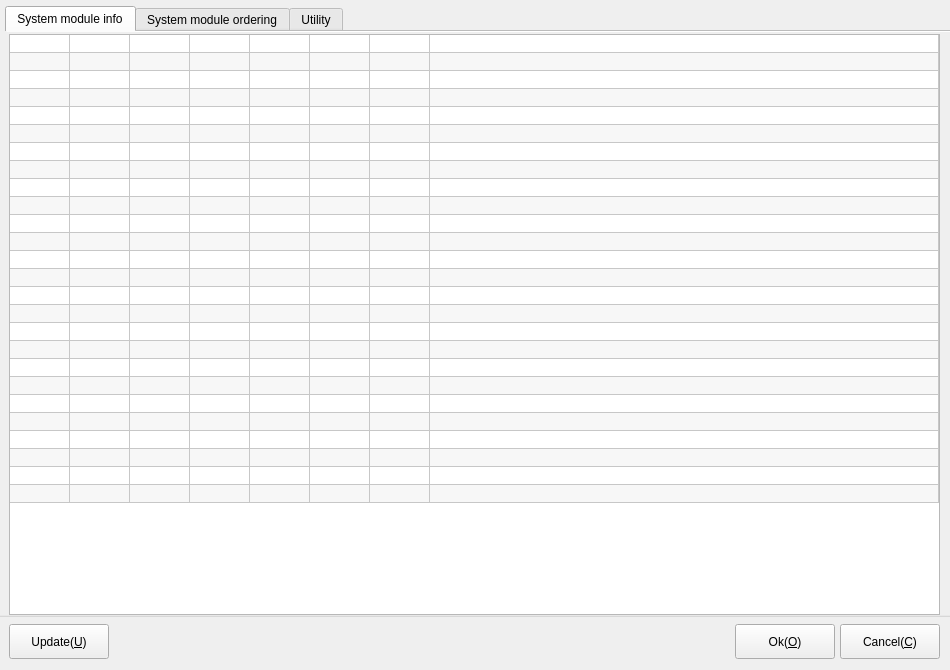
Before: the Qt Designer form src/QCPF_Plugins/QCPF_SystemManager/SystemManager.ui in Jamie-tong/QCPFrame, drawn with Qt 5.
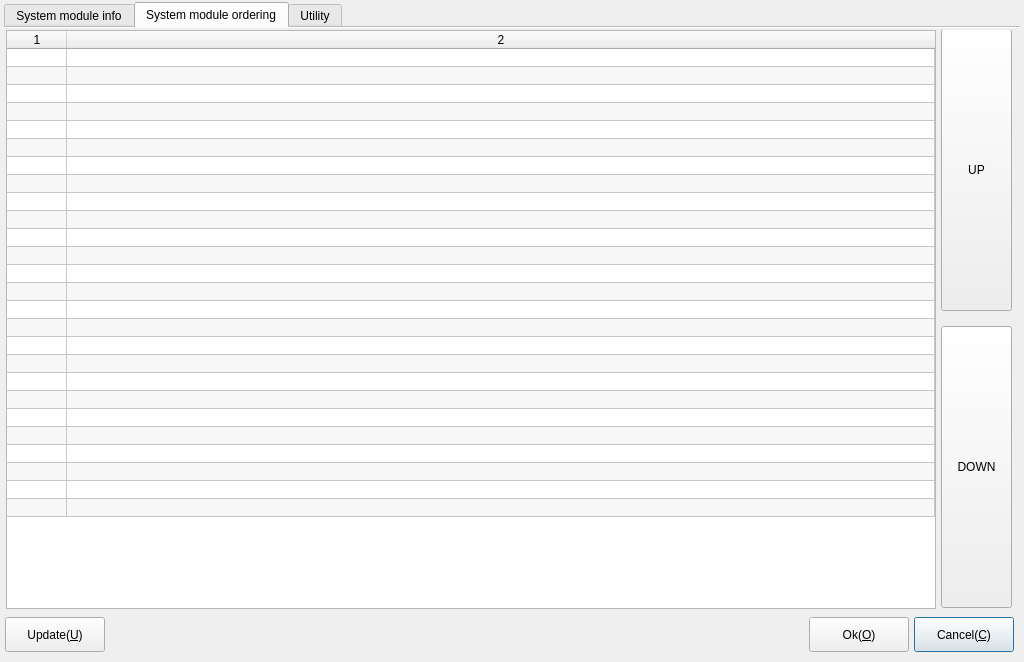
After: the same form once the commit is applied. The open tabs and pages were chosen to show the change. Icons and pictures are not drawn.

Commit message: plugin ui layout is optimized, core and view to 1.0.0.6

Patch:
```diff
--- a/src/QCPF_Plugins/QCPF_SystemManager/SystemManager.ui
+++ b/src/QCPF_Plugins/QCPF_SystemManager/SystemManager.ui
@@ -6,8 +6,8 @@
    <rect>
     <x>0</x>
     <y>0</y>
-    <width>950</width>
-    <height>670</height>
+    <width>1024</width>
+    <height>662</height>
    </rect>
   </property>
   <property name="windowTitle">
@@ -17,15 +17,108 @@
    <iconset>
     <normaloff>:/tool/icons/Images/config.png</normaloff>:/tool/icons/Images/config.png</iconset>
   </property>
-  <widget class="QTabWidget" name="tabPlugin_Sort">
+  <layout class="QGridLayout" name="gridLayout_6">
+   <property name="leftMargin">
+    <number>4</number>
+   </property>
+   <property name="topMargin">
+    <number>2</number>
+   </property>
+   <property name="rightMargin">
+    <number>4</number>
+   </property>
+   <property name="bottomMargin">
+    <number>6</number>
+   </property>
+   <property name="spacing">
+    <number>2</number>
+   </property>
+   <item row="0" column="0">
+    <layout class="QGridLayout" name="gridLayout_5" rowminimumheight="0,43">
+     <item row="1" column="0">
+      <layout class="QGridLayout" name="gridLayout" columnminimumwidth="110,0,216">
+       <item row="0" column="1">
+        <spacer name="horizontalSpacer">
+         <property name="orientation">
+          <enum>Qt::Horizontal</enum>
+         </property>
+         <property name="sizeHint" stdset="0">
+          <size>
+           <width>40</width>
+           <height>20</height>
+          </size>
+         </property>
+        </spacer>
+       </item>
+       <item row="0" column="2">
+        <widget class="QWidget" name="widget_2" native="true">
+         <widget class="QPushButton" name="btnCancel">
+          <property name="geometry">
+           <rect>
+            <x>110</x>
+            <y>4</y>
+            <width>100</width>
+            <height>35</height>
+           </rect>
+          </property>
+          <property name="minimumSize">
+           <size>
+            <width>0</width>
+            <height>35</height>
+           </size>
+          </property>
+          <property name="text">
+           <string>Cancel(&amp;C)</string>
+          </property>
+         </widget>
+         <widget class="QPushButton" name="btnOk">
    <property name="geometry">
     <rect>
      <x>5</x>
-     <y>6</y>
-     <width>961</width>
-     <height>611</height>
-    </rect>
-   </property>
+            <y>4</y>
+            <width>100</width>
+            <height>35</height>
+           </rect>
+          </property>
+          <property name="minimumSize">
+           <size>
+            <width>0</width>
+            <height>35</height>
+           </size>
+          </property>
+          <property name="text">
+           <string>Ok(&amp;O)</string>
+          </property>
+         </widget>
+        </widget>
+       </item>
+       <item row="0" column="0">
+        <widget class="QWidget" name="widget" native="true">
+         <widget class="QPushButton" name="btnUpdate">
+          <property name="geometry">
+           <rect>
+            <x>1</x>
+            <y>4</y>
+            <width>100</width>
+            <height>35</height>
+           </rect>
+          </property>
+          <property name="minimumSize">
+           <size>
+            <width>0</width>
+            <height>35</height>
+           </size>
+          </property>
+          <property name="text">
+           <string>Update(&amp;U)</string>
+          </property>
+         </widget>
+        </widget>
+       </item>
+      </layout>
+     </item>
+     <item row="0" column="0">
+      <widget class="QTabWidget" name="tabPlugin_Sort">
    <property name="currentIndex">
     <number>0</number>
    </property>
@@ -39,15 +132,24 @@
     <attribute name="title">
      <string>System module info</string>
     </attribute>
+        <layout class="QGridLayout" name="gridLayout_2">
+         <property name="leftMargin">
+          <number>2</number>
+         </property>
+         <property name="topMargin">
+          <number>2</number>
+         </property>
+         <property name="rightMargin">
+          <number>6</number>
+         </property>
+         <property name="bottomMargin">
+          <number>2</number>
+         </property>
+         <property name="spacing">
+          <number>2</number>
+         </property>
+         <item row="0" column="0">
     <widget class="QTableWidget" name="tablePluginLst">
-     <property name="geometry">
-      <rect>
-       <x>4</x>
-       <y>2</y>
-       <width>931</width>
-       <height>581</height>
-      </rect>
-     </property>
      <property name="mouseTracking">
       <bool>false</bool>
      </property>
@@ -161,131 +263,43 @@
      <column/>
      <column/>
     </widget>
-   </widget>
-   <widget class="QWidget" name="tab_2">
+         </item>
+        </layout>
+       </widget>
+       <widget class="QWidget" name="tabOrder">
     <attribute name="title">
      <string>System module ordering</string>
     </attribute>
-    <widget class="QTableWidget" name="tableOrigPluginsSort">
-     <property name="geometry">
-      <rect>
-       <x>2</x>
-       <y>2</y>
-       <width>861</width>
-       <height>581</height>
-      </rect>
-     </property>
-     <property name="mouseTracking">
-      <bool>false</bool>
-     </property>
-     <property name="autoFillBackground">
-      <bool>false</bool>
-     </property>
-     <property name="styleSheet">
-      <string notr="true"/>
-     </property>
-     <property name="frameShape">
-      <enum>QFrame::StyledPanel</enum>
-     </property>
-     <property name="frameShadow">
-      <enum>QFrame::Plain</enum>
-     </property>
-     <property name="autoScroll">
-      <bool>true</bool>
-     </property>
-     <property name="showDropIndicator" stdset="0">
-      <bool>true</bool>
-     </property>
-     <property name="alternatingRowColors">
-      <bool>true</bool>
-     </property>
-     <property name="selectionMode">
-      <enum>QAbstractItemView::MultiSelection</enum>
-     </property>
-     <property name="selectionBehavior">
-      <enum>QAbstractItemView::SelectRows</enum>
-     </property>
-     <property name="showGrid">
-      <bool>true</bool>
-     </property>
-     <property name="gridStyle">
-      <enum>Qt::SolidLine</enum>
-     </property>
-     <property name="wordWrap">
-      <bool>true</bool>
-     </property>
-     <property name="rowCount">
-      <number>26</number>
-     </property>
-     <property name="columnCount">
+        <layout class="QGridLayout" name="gridLayout_4">
+         <property name="leftMargin">
+          <number>2</number>
+         </property>
+         <property name="topMargin">
+          <number>2</number>
+         </property>
+         <property name="rightMargin">
+          <number>2</number>
+         </property>
+         <property name="bottomMargin">
+          <number>2</number>
+         </property>
+         <property name="spacing">
+          <number>2</number>
+         </property>
+         <item row="0" column="0">
+          <layout class="QGridLayout" name="gridLayout_3" columnminimumwidth="0,80">
+           <property name="spacing">
       <number>2</number>
      </property>
-     <attribute name="horizontalHeaderCascadingSectionResizes">
-      <bool>false</bool>
-     </attribute>
-     <attribute name="horizontalHeaderDefaultSectionSize">
-      <number>60</number>
-     </attribute>
-     <attribute name="horizontalHeaderShowSortIndicator" stdset="0">
-      <bool>false</bool>
-     </attribute>
-     <attribute name="horizontalHeaderStretchLastSection">
-      <bool>true</bool>
-     </attribute>
-     <attribute name="verticalHeaderVisible">
-      <bool>false</bool>
-     </attribute>
-     <attribute name="verticalHeaderCascadingSectionResizes">
-      <bool>false</bool>
-     </attribute>
-     <attribute name="verticalHeaderMinimumSectionSize">
-      <number>18</number>
-     </attribute>
-     <attribute name="verticalHeaderDefaultSectionSize">
-      <number>18</number>
-     </attribute>
-     <attribute name="verticalHeaderShowSortIndicator" stdset="0">
-      <bool>false</bool>
-     </attribute>
-     <attribute name="verticalHeaderStretchLastSection">
-      <bool>false</bool>
-     </attribute>
-     <row/>
-     <row/>
-     <row/>
-     <row/>
-     <row/>
-     <row/>
-     <row/>
-     <row/>
-     <row/>
-     <row/>
-     <row/>
-     <row/>
-     <row/>
-     <row/>
-     <row/>
-     <row/>
-     <row/>
-     <row/>
-     <row/>
-     <row/>
-     <row/>
-     <row/>
-     <row/>
-     <row/>
-     <row/>
-     <row/>
-     <column/>
-     <column/>
-    </widget>
+           <item row="0" column="1">
+            <widget class="QWidget" name="widget_3" native="true">
     <widget class="QPushButton" name="btnOrigPluginMoveDown">
      <property name="geometry">
       <rect>
-       <x>869</x>
-       <y>293</y>
+                <x>3</x>
+                <y>296</y>
        <width>71</width>
-       <height>291</height>
+                <height>282</height>
       </rect>
      </property>
      <property name="text">
@@ -295,10 +309,10 @@
     <widget class="QPushButton" name="btnOrigPluginMoveUp">
      <property name="geometry">
       <rect>
-       <x>869</x>
-       <y>1</y>
+                <x>3</x>
+                <y>-1</y>
        <width>71</width>
-       <height>291</height>
+                <height>282</height>
       </rect>
      </property>
      <property name="text">
@@ -306,6 +320,118 @@
      </property>
     </widget>
    </widget>
+           </item>
+           <item row="0" column="0">
+            <widget class="QTableWidget" name="tableOrigPluginsSort">
+             <property name="mouseTracking">
+              <bool>false</bool>
+             </property>
+             <property name="autoFillBackground">
+              <bool>false</bool>
+             </property>
+             <property name="styleSheet">
+              <string notr="true"/>
+             </property>
+             <property name="frameShape">
+              <enum>QFrame::StyledPanel</enum>
+             </property>
+             <property name="frameShadow">
+              <enum>QFrame::Plain</enum>
+             </property>
+             <property name="autoScroll">
+              <bool>true</bool>
+             </property>
+             <property name="showDropIndicator" stdset="0">
+              <bool>true</bool>
+             </property>
+             <property name="alternatingRowColors">
+              <bool>true</bool>
+             </property>
+             <property name="selectionMode">
+              <enum>QAbstractItemView::MultiSelection</enum>
+             </property>
+             <property name="selectionBehavior">
+              <enum>QAbstractItemView::SelectRows</enum>
+             </property>
+             <property name="showGrid">
+              <bool>true</bool>
+             </property>
+             <property name="gridStyle">
+              <enum>Qt::SolidLine</enum>
+             </property>
+             <property name="wordWrap">
+              <bool>true</bool>
+             </property>
+             <property name="rowCount">
+              <number>26</number>
+             </property>
+             <property name="columnCount">
+              <number>2</number>
+             </property>
+             <attribute name="horizontalHeaderCascadingSectionResizes">
+              <bool>false</bool>
+             </attribute>
+             <attribute name="horizontalHeaderDefaultSectionSize">
+              <number>60</number>
+             </attribute>
+             <attribute name="horizontalHeaderShowSortIndicator" stdset="0">
+              <bool>false</bool>
+             </attribute>
+             <attribute name="horizontalHeaderStretchLastSection">
+              <bool>true</bool>
+             </attribute>
+             <attribute name="verticalHeaderVisible">
+              <bool>false</bool>
+             </attribute>
+             <attribute name="verticalHeaderCascadingSectionResizes">
+              <bool>false</bool>
+             </attribute>
+             <attribute name="verticalHeaderMinimumSectionSize">
+              <number>18</number>
+             </attribute>
+             <attribute name="verticalHeaderDefaultSectionSize">
+              <number>18</number>
+             </attribute>
+             <attribute name="verticalHeaderShowSortIndicator" stdset="0">
+              <bool>false</bool>
+             </attribute>
+             <attribute name="verticalHeaderStretchLastSection">
+              <bool>false</bool>
+             </attribute>
+             <row/>
+             <row/>
+             <row/>
+             <row/>
+             <row/>
+             <row/>
+             <row/>
+             <row/>
+             <row/>
+             <row/>
+             <row/>
+             <row/>
+             <row/>
+             <row/>
+             <row/>
+             <row/>
+             <row/>
+             <row/>
+             <row/>
+             <row/>
+             <row/>
+             <row/>
+             <row/>
+             <row/>
+             <row/>
+             <row/>
+             <column/>
+             <column/>
+            </widget>
+           </item>
+          </layout>
+         </item>
+        </layout>
+       </widget>
    <widget class="QWidget" name="tab">
     <attribute name="title">
      <string>Utility</string>
@@ -358,79 +484,10 @@
     </widget>
    </widget>
   </widget>
-  <widget class="QPushButton" name="btnOk">
-   <property name="geometry">
-    <rect>
-     <x>735</x>
-     <y>624</y>
-     <width>100</width>
-     <height>35</height>
-    </rect>
-   </property>
-   <property name="minimumSize">
-    <size>
-     <width>0</width>
-     <height>35</height>
-    </size>
-   </property>
-   <property name="text">
-    <string>Ok(&amp;O)</string>
-   </property>
-  </widget>
-  <widget class="QPushButton" name="btnCancel">
-   <property name="geometry">
-    <rect>
-     <x>840</x>
-     <y>624</y>
-     <width>100</width>
-     <height>35</height>
-    </rect>
-   </property>
-   <property name="minimumSize">
-    <size>
-     <width>0</width>
-     <height>35</height>
-    </size>
-   </property>
-   <property name="text">
-    <string>Cancel(&amp;C)</string>
-   </property>
-  </widget>
-  <widget class="QPushButton" name="btnUpdate">
-   <property name="geometry">
-    <rect>
-     <x>9</x>
-     <y>624</y>
-     <width>100</width>
-     <height>35</height>
-    </rect>
-   </property>
-   <property name="minimumSize">
-    <size>
-     <width>0</width>
-     <height>35</height>
-    </size>
-   </property>
-   <property name="text">
-    <string>Update(&amp;U)</string>
-   </property>
-  </widget>
-  <widget class="QGroupBox" name="groupBox">
-   <property name="geometry">
-    <rect>
-     <x>-30</x>
-     <y>615</y>
-     <width>1000</width>
-     <height>2</height>
-    </rect>
-   </property>
-   <property name="title">
-    <string/>
-   </property>
-   <property name="flat">
-    <bool>true</bool>
-   </property>
-  </widget>
+     </item>
+    </layout>
+   </item>
+  </layout>
  </widget>
  <resources/>
  <connections/>
```
Lines whose indentation alone changed are shown as unchanged. The commit also changes 398 other files.
